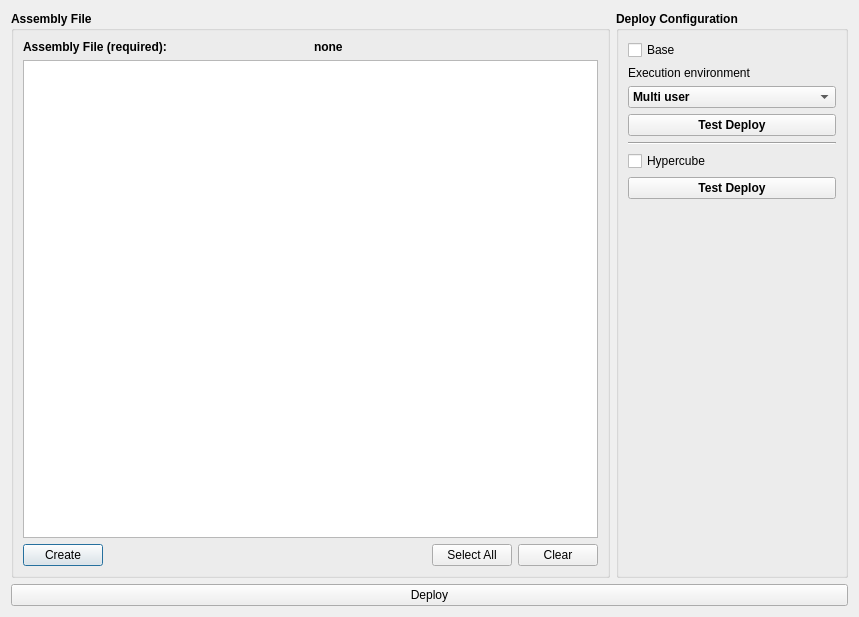
Old version of the form src/miro/mirodeploydialog.ui in the repository GAMS-dev/studio.
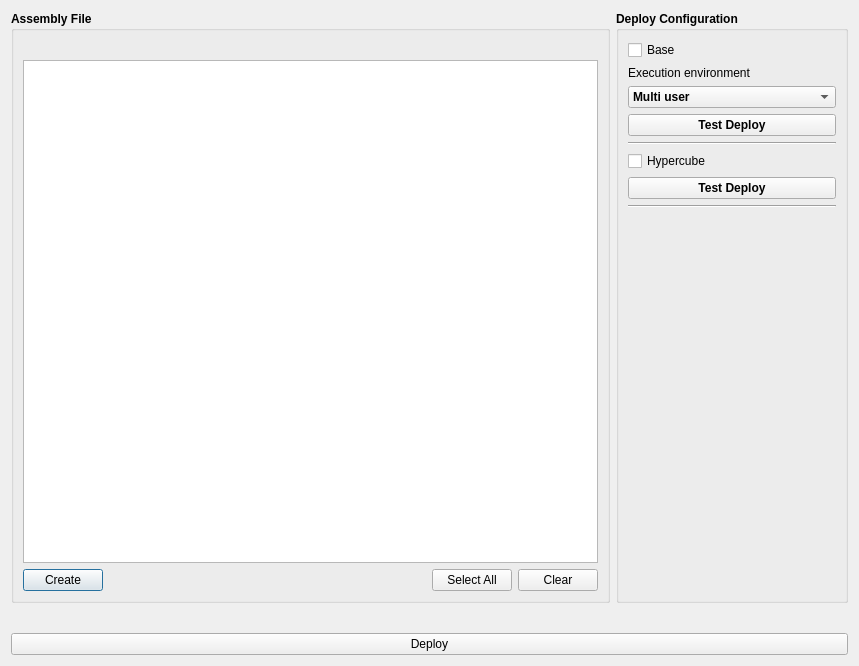
New version of the form.

The edit to the form file:
```diff
--- a/src/miro/mirodeploydialog.ui
+++ b/src/miro/mirodeploydialog.ui
@@ -7,7 +7,7 @@
     <x>0</x>
     <y>0</y>
     <width>859</width>
-    <height>617</height>
+    <height>666</height>
    </rect>
   </property>
   <property name="windowTitle">
@@ -29,22 +29,11 @@
        </property>
        <layout class="QVBoxLayout" name="verticalLayout_4">
         <item>
-         <layout class="QHBoxLayout" name="horizontalLayout_3">
-          <item>
-           <widget class="QLabel" name="label">
-            <property name="text">
-             <string>Assembly File (required):</string>
-            </property>
-           </widget>
-          </item>
-          <item>
-           <widget class="QLabel" name="assemblyFileLabel">
-            <property name="text">
-             <string>none</string>
-            </property>
-           </widget>
-          </item>
-         </layout>
+         <widget class="QLabel" name="assemblyFileLabel">
+          <property name="text">
+           <string/>
+          </property>
+         </widget>
         </item>
         <item>
          <widget class="QTreeView" name="directoryView"/>
@@ -213,6 +202,26 @@
           </item>
          </layout>
         </item>
+        <item>
+         <widget class="Line" name="line_2">
+          <property name="orientation">
+           <enum>Qt::Horizontal</enum>
+          </property>
+         </widget>
+        </item>
+        <item>
+         <widget class="QLabel" name="errorLabel">
+          <property name="text">
+           <string/>
+          </property>
+          <property name="wordWrap">
+           <bool>true</bool>
+          </property>
+          <property name="textInteractionFlags">
+           <set>Qt::LinksAccessibleByMouse|Qt::TextSelectableByMouse</set>
+          </property>
+         </widget>
+        </item>
         <item>
          <spacer name="verticalSpacer">
           <property name="orientation">
@@ -231,6 +240,22 @@
      </item>
     </layout>
    </item>
+   <item>
+    <spacer name="verticalSpacer_2">
+     <property name="orientation">
+      <enum>Qt::Vertical</enum>
+     </property>
+     <property name="sizeType">
+      <enum>QSizePolicy::Fixed</enum>
+     </property>
+     <property name="sizeHint" stdset="0">
+      <size>
+       <width>20</width>
+       <height>24</height>
+      </size>
+     </property>
+    </spacer>
+   </item>
    <item>
     <widget class="QPushButton" name="deployButton">
      <property name="text">
```
Left out of the diff: 2 changed lines with no effect on the pictures.
